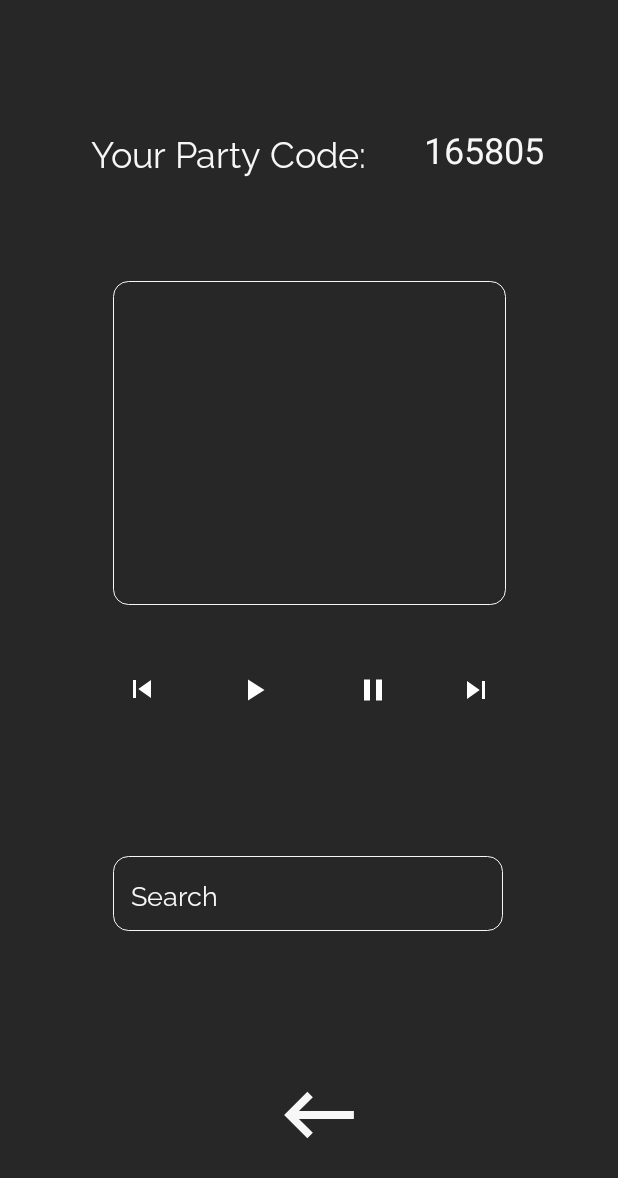
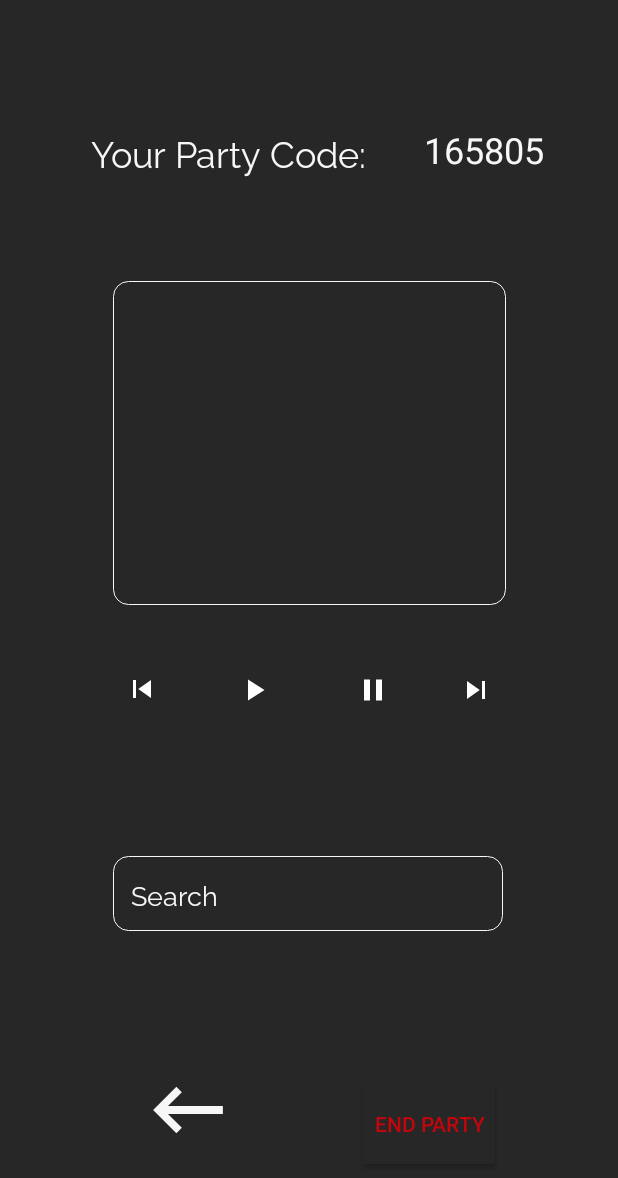
Before and after one commit to peterdaly13/YouQueue, an Android app: the StartPartyActivity screen opened directly, with no data from a screen before it, on a phone screen of 412 x 824 dp. Shown: the top 1178 px of the screen. Run offline under Robolectric (Android 15) with nearby library versions, the phone set to English and light mode, and no system bars; our stand-ins replace Firebase (no records; nobody signed in at launch, a user with empty details on screens opened directly); libraries missing offline, so code that uses them is left out: com.spotify.android; 2 statements that could not run were skipped.

Commit message:
End party button

```diff
--- a/app/src/main/java/com/example/youqueue/StartPartyActivity.java
+++ b/app/src/main/java/com/example/youqueue/StartPartyActivity.java
@@ -121,6 +121,8 @@ public class StartPartyActivity extends AppCompatActivity {
     public void endParty(View v){
         pullData(Integer.parseInt(yourPartyID),"endParty",null, null);
         deleteLocation();
+        Intent intent = new Intent(this, MainActivity.class);
+        startActivity(intent);
     }
     public void addLocation(){
         pullLocation("addLocation",Integer.parseInt(yourPartyID),currentLocation );
--- a/app/src/main/res/layout/activity_start_party.xml
+++ b/app/src/main/res/layout/activity_start_party.xml
@@ -169,11 +169,11 @@
         android:background="@null"
         android:onClick="goHome"
         app:layout_constraintBottom_toBottomOf="parent"
-        app:layout_constraintHorizontal_bias="0.519"
+        app:layout_constraintHorizontal_bias="0.265"
         app:layout_constraintLeft_toLeftOf="parent"
         app:layout_constraintRight_toRightOf="parent"
         app:layout_constraintTop_toTopOf="parent"
-        app:layout_constraintVertical_bias="0.932"
+        app:layout_constraintVertical_bias="0.928"
         app:srcCompat="@drawable/back_icon_foreground"
         tools:ignore="VectorDrawableCompat" />
 
@@ -237,5 +237,19 @@
         app:srcCompat="@drawable/ic_skip_prev"
         tools:ignore="VectorDrawableCompat" />
 
+    <Button
+        android:id="@+id/endParty"
+        android:layout_width="88dp"
+        android:layout_height="53dp"
+        android:layout_marginBottom="48dp"
+        android:background="@color/Black"
+        android:onClick="endParty"
+        android:text="End Party"
+        android:textColor="@color/Red"
+        app:layout_constraintBottom_toBottomOf="parent"
+        app:layout_constraintEnd_toEndOf="parent"
+        app:layout_constraintHorizontal_bias="0.746"
+        app:layout_constraintStart_toStartOf="parent" />
+
 
 </androidx.constraintlayout.widget.ConstraintLayout>
```
